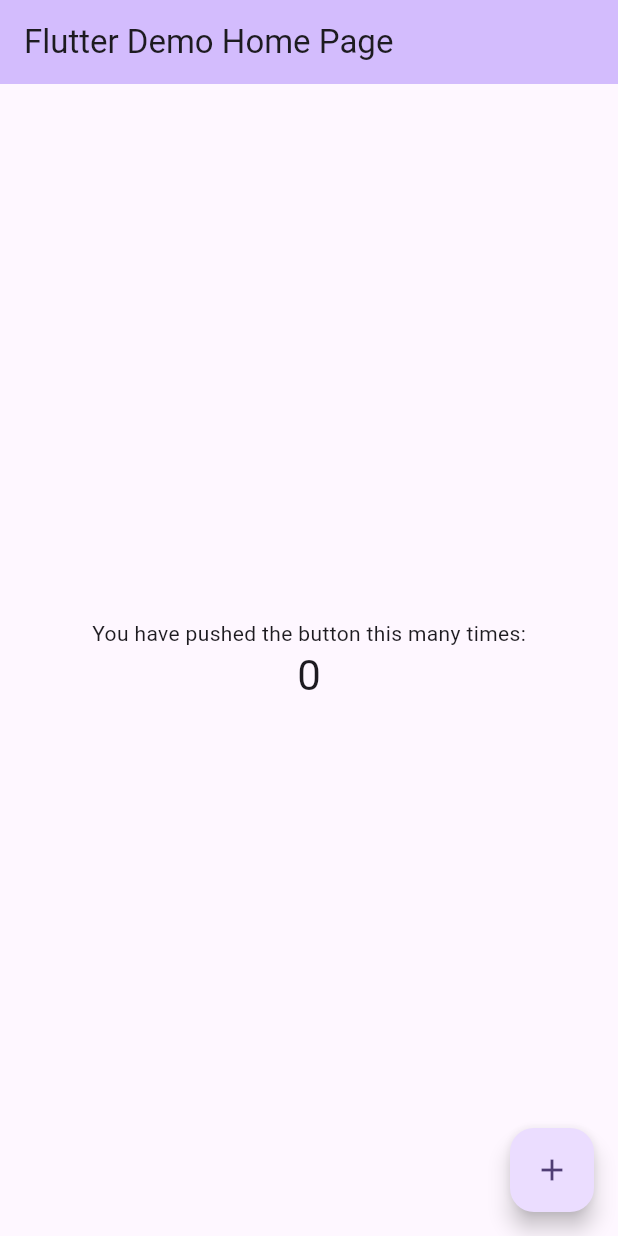
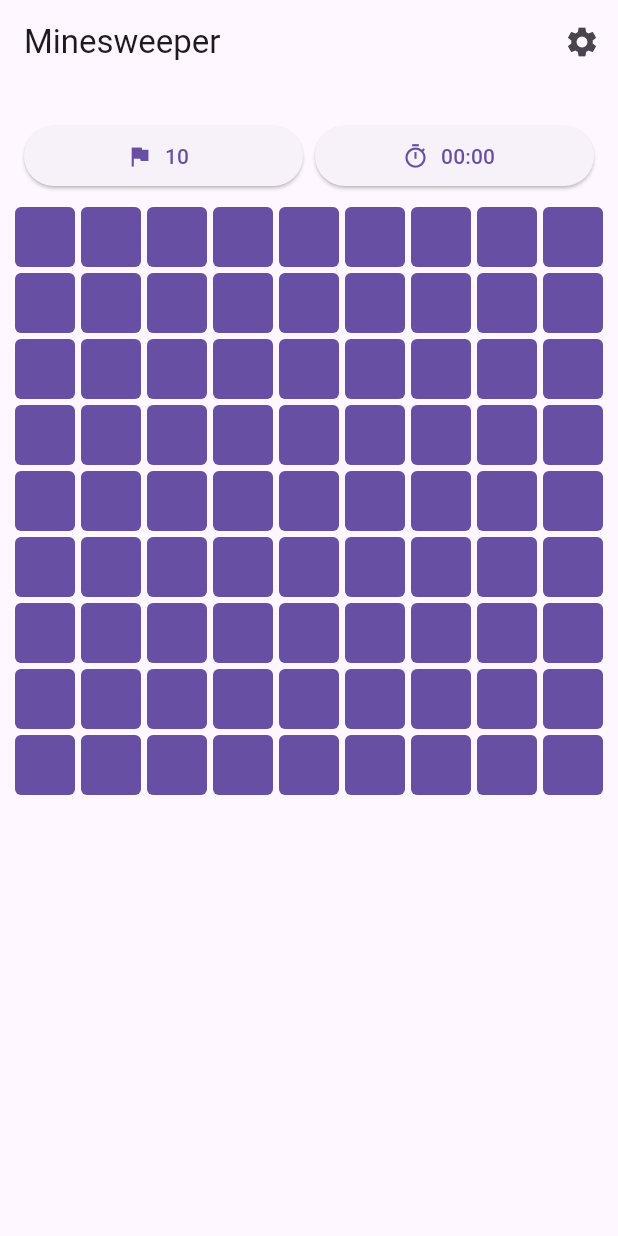
Before and after one commit to Youcef-Goudjal/minesweeper, a Flutter app: the screen it shows after launch, on a phone screen of 412 x 824 dp. Run offline on Flutter 3.47's test engine with Material 3 defaults, Android fonts, the phone set to English and light mode, and no system bars; our stand-ins replace equatable, flutter_bloc.

Commit message:
minesweeper logic

```diff
--- /dev/null
+++ b/lib/cubit/game_board.dart
@@ -0,0 +1,118 @@
+import 'dart:math';
+
+import 'package:equatable/equatable.dart';
+import 'package:minesweeper/cubit/cell.dart';
+
+class GameBoard extends Equatable {
+  final int rows;
+  final int cols;
+  final int mineCount;
+  final List<List<Cell>> grid;
+
+  int get totalCells => rows * cols;
+
+  const GameBoard({
+    required this.rows,
+    required this.cols,
+    required this.mineCount,
+    this.grid = const [],
+  });
+
+  factory GameBoard.initial({
+    required int rows,
+    required int cols,
+    required int mineCount,
+  }) {
+    return GameBoard(
+      rows: rows,
+      cols: cols,
+      mineCount: mineCount,
+      grid: generateGrid(rows, cols, mineCount),
+    );
+  }
+
+  GameBoard copyWith({
+    List<List<Cell>>? grid,
+  }) {
+    return GameBoard(
+      rows: rows,
+      cols: cols,
+      mineCount: mineCount,
+      grid: grid ?? this.grid,
+    );
+  }
+
+  // Generate the grid and place mines
+  static List<List<Cell>> generateGrid(int rows, int cols, int mineCount) {
+    List<List<Cell>> grid =
+        List.generate(rows, (r) => List.generate(cols, (c) => const Cell()));
+
+    // Place mines randomly
+    int placedMines = 0;
+    var random = Random();
+    while (placedMines < mineCount) {
+      int row = random.nextInt(rows);
+      int col = random.nextInt(cols);
+
+      if (!grid[row][col].hasMine) {
+        grid[row][col] = grid[row][col].copyWith(hasMine: true);
+        placedMines++;
+      }
+    }
+
+    // Calculate adjacent mines for each cell
+    for (int r = 0; r < rows; r++) {
+      for (int c = 0; c < cols; c++) {
+        if (!grid[r][c].hasMine) {
+          grid[r][c] = grid[r][c].copyWith(
+            adjacentMines: countAdjacentMines(grid, r, c),
+          );
+        }
+      }
+    }
+
+    return grid;
+  }
+
+  // Count adjacent mines for a given cell
+  static int countAdjacentMines(List<List<Cell>> grid, int row, int col) {
+    int count = 0;
+    for (int r = -1; r <= 1; r++) {
+      for (int c = -1; c <= 1; c++) {
+        int newRow = row + r;
+        int newCol = col + c;
+        if (newRow >= 0 &&
+            newRow < grid.length &&
+            newCol >= 0 &&
+            newCol < grid.first.length) {
+          if (grid[newRow][newCol].hasMine) {
+            count++;
+          }
+        }
+      }
+    }
+    return count;
+  }
+
+  // Reveal cell logic
+  void revealCell(int row, int col) {
+    if (grid[row][col].revealed || grid[row][col].flagged) return;
+    grid[row][col] = grid[row][col].reveal();
+
+    if (grid[row][col].adjacentMines == 0 && !grid[row][col].hasMine) {
+      // Recursively reveal surrounding cells if there are no adjacent mines
+      for (int r = -1; r <= 1; r++) {
+        for (int c = -1; c <= 1; c++) {
+          int newRow = row + r;
+          int newCol = col + c;
+          if (newRow >= 0 && newRow < rows && newCol >= 0 && newCol < cols) {
+            revealCell(newRow, newCol);
+          }
+        }
+      }
+    }
+  }
+
+  @override
+  List<Object?> get props => [grid];
+}
--- /dev/null
+++ b/lib/cubit/minesweeper_state.dart
@@ -0,0 +1,39 @@
+part of 'minesweeper_cubit.dart';
+
+class MinesweeperState extends Equatable {
+  final GameBoard gameBoard;
+  final bool gameOver;
+  final bool won;
+  final int flagsUsed;
+  final int tapCount;
+  final Duration? elapsed;
+
+  const MinesweeperState({
+    required this.gameBoard,
+    this.gameOver = false,
+    this.won = false,
+    this.flagsUsed = 0,
+    this.tapCount = 0,
+    this.elapsed,
+  });
+
+  @override
+  List<Object> get props => [gameBoard, gameOver, won, flagsUsed, tapCount];
+
+  MinesweeperState copyWith({
+    GameBoard? gameBoard,
+    bool? gameOver,
+    bool? won,
+    int? flagsUsed,
+    Duration? elapsed,
+  }) {
+    return MinesweeperState(
+      gameBoard: gameBoard ?? this.gameBoard,
+      gameOver: gameOver ?? this.gameOver,
+      won: won ?? this.won,
+      flagsUsed: flagsUsed ?? this.flagsUsed,
+      tapCount: tapCount + 1,
+      elapsed: elapsed ?? this.elapsed,
+    );
+  }
+}
--- a/lib/main.dart
+++ b/lib/main.dart
@@ -1,125 +1,21 @@
 import 'package:flutter/material.dart';
+import 'package:minesweeper/minesweeper_view.dart';
 
-void main() {
+void main(List<String> args) {
   runApp(const MyApp());
 }
 
 class MyApp extends StatelessWidget {
   const MyApp({super.key});
 
-  // This widget is the root of your application.
   @override
   Widget build(BuildContext context) {
     return MaterialApp(
-      title: 'Flutter Demo',
+      title: 'Minesweeper',
       theme: ThemeData(
-        // This is the theme of your application.
-        //
-        // TRY THIS: Try running your application with "flutter run". You'll see
-        // the application has a purple toolbar. Then, without quitting the app,
-        // try changing the seedColor in the colorScheme below to Colors.green
-        // and then invoke "hot reload" (save your changes or press the "hot
-        // reload" button in a Flutter-supported IDE, or press "r" if you used
-        // the command line to start the app).
-        //
-        // Notice that the counter didn't reset back to zero; the application
-        // state is not lost during the reload. To reset the state, use hot
-        // restart instead.
-        //
-        // This works for code too, not just values: Most code changes can be
-        // tested with just a hot reload.
-        colorScheme: ColorScheme.fromSeed(seedColor: Colors.deepPurple),
-        useMaterial3: true,
+        primarySwatch: Colors.blue,
       ),
-      home: const MyHomePage(title: 'Flutter Demo Home Page'),
+      home: const MinesweeperView(),
     );
   }
 }
-
-class MyHomePage extends StatefulWidget {
-  const MyHomePage({super.key, required this.title});
-
-  // This widget is the home page of your application. It is stateful, meaning
-  // that it has a State object (defined below) that contains fields that affect
-  // how it looks.
-
-  // This class is the configuration for the state. It holds the values (in this
-  // case the title) provided by the parent (in this case the App widget) and
-  // used by the build method of the State. Fields in a Widget subclass are
-  // always marked "final".
-
-  final String title;
-
-  @override
-  State<MyHomePage> createState() => _MyHomePageState();
-}
-
-class _MyHomePageState extends State<MyHomePage> {
-  int _counter = 0;
-
-  void _incrementCounter() {
-    setState(() {
-      // This call to setState tells the Flutter framework that something has
-      // changed in this State, which causes it to rerun the build method below
-      // so that the display can reflect the updated values. If we changed
-      // _counter without calling setState(), then the build method would not be
-      // called again, and so nothing would appear to happen.
-      _counter++;
-    });
-  }
-
-  @override
-  Widget build(BuildContext context) {
-    // This method is rerun every time setState is called, for instance as done
-    // by the _incrementCounter method above.
-    //
-    // The Flutter framework has been optimized to make rerunning build methods
-    // fast, so that you can just rebuild anything that needs updating rather
-    // than having to individually change instances of widgets.
-    return Scaffold(
-      appBar: AppBar(
-        // TRY THIS: Try changing the color here to a specific color (to
-        // Colors.amber, perhaps?) and trigger a hot reload to see the AppBar
-        // change color while the other colors stay the same.
-        backgroundColor: Theme.of(context).colorScheme.inversePrimary,
-        // Here we take the value from the MyHomePage object that was created by
-        // the App.build method, and use it to set our appbar title.
-        title: Text(widget.title),
-      ),
-      body: Center(
-        // Center is a layout widget. It takes a single child and positions it
-        // in the middle of the parent.
-        child: Column(
-          // Column is also a layout widget. It takes a list of children and
-          // arranges them vertically. By default, it sizes itself to fit its
-          // children horizontally, and tries to be as tall as its parent.
-          //
-          // Column has various properties to control how it sizes itself and
-          // how it positions its children. Here we use mainAxisAlignment to
-          // center the children vertically; the main axis here is the vertical
-          // axis because Columns are vertical (the cross axis would be
-          // horizontal).
-          //
-          // TRY THIS: Invoke "debug painting" (choose the "Toggle Debug Paint"
-          // action in the IDE, or press "p" in the console), to see the
-          // wireframe for each widget.
-          mainAxisAlignment: MainAxisAlignment.center,
-          children: <Widget>[
-            const Text(
-              'You have pushed the button this many times:',
-            ),
-            Text(
-              '$_counter',
-              style: Theme.of(context).textTheme.headlineMedium,
-            ),
-          ],
-        ),
-      ),
-      floatingActionButton: FloatingActionButton(
-        onPressed: _incrementCounter,
-        tooltip: 'Increment',
-        child: const Icon(Icons.add),
-      ), // This trailing comma makes auto-formatting nicer for build methods.
-    );
-  }
-}
--- /dev/null
+++ b/lib/minesweeper_view.dart
@@ -0,0 +1,121 @@
+import 'package:flutter/material.dart';
+import 'package:flutter_bloc/flutter_bloc.dart';
+import 'package:minesweeper/cubit/minesweeper_cubit.dart';
+
+class MinesweeperView extends StatelessWidget {
+  const MinesweeperView({super.key});
+
+  @override
+  Widget build(BuildContext context) {
+    final cubit = MinesweeperCubit(
+      cols: 9,
+      rows: 9,
+      mineCount: 10,
+    );
+    return BlocProvider(
+      create: (context) => cubit,
+      child: Scaffold(
+        appBar: AppBar(
+          title: const Text('Minesweeper'),
+          actions: [
+            IconButton(onPressed: () {}, icon: const Icon(Icons.settings))
+          ],
+        ),
+        body: Column(
+          children: [
+            const SizedBox(
+              height: 24,
+            ),
+            Padding(
+              padding: const EdgeInsets.symmetric(horizontal: 16),
+              child: Row(
+                children: [
+                  BlocSelector<MinesweeperCubit, MinesweeperState, int>(
+                    selector: (state) {
+                      return state.gameBoard.mineCount + state.flagsUsed;
+                    },
+                    builder: (context, value) {
+                      return Expanded(
+                        child: ElevatedButton.icon(
+                          onPressed: () {
+                            cubit.resetAllFlags();
+                          },
+                          icon: const Icon(
+                            Icons.flag,
+                          ),
+                          label: Text('$value'),
+                        ),
+                      );
+                    },
+                  ),
+                  const SizedBox(width: 8),
+                  StreamBuilder(
+                      stream: Stream.periodic(const Duration(seconds: 1)),
+                      builder: (context, snapshot) {
+                        final time = cubit.stopwatch?.elapsed;
+                        return Expanded(
+                          child: ElevatedButton.icon(
+                            onPressed: () {},
+                            icon: const Icon(
+                              Icons.timer_sharp,
+                            ),
+                            label: time == null
+                                ? const Text('00:00')
+                                : Text(
+                                    '${time.inMinutes.toString().padLeft(2, '0')}:${time.inSeconds.remainder(60).toString().padLeft(2, '0')}'),
+                          ),
+                        );
+                      })
+                ],
+              ),
+            ),
+            Expanded(
+              child: BlocBuilder<MinesweeperCubit, MinesweeperState>(
+                builder: (context, state) {
+                  return GridView.builder(
+                    padding: const EdgeInsets.all(8),
+                    gridDelegate: SliverGridDelegateWithFixedCrossAxisCount(
+                      crossAxisCount: state.gameBoard.cols,
+                    ),
+                    itemCount: state.gameBoard.totalCells,
+                    itemBuilder: (context, index) {
+                      int row = index ~/ state.gameBoard.rows;
+                      int col = index % state.gameBoard.cols;
+                      var cell = state.gameBoard.grid[row][col];
+
+                      return GestureDetector(
+                        onTap: () => cubit.revealCell(row, col),
+                        onLongPress: () => cubit.flagCell(row, col),
+                        child: Container(
+                          margin: const EdgeInsets.all(2),
+                          decoration: BoxDecoration(
+                            color: cell.revealed
+                                ? Colors.grey
+                                : Theme.of(context).primaryColor,
+                            borderRadius: BorderRadius.circular(4),
+                          ),
+                          child: Center(
+                            child: Text(
+                              cell.revealed
+                                  ? (cell.hasMine
+                                      ? '💣'
+                                      : (cell.adjacentMines > 0
+                                          ? '${cell.adjacentMines}'
+                                          : ''))
+                                  : (cell.flagged ? '🚩' : ''),
+                              style: const TextStyle(fontSize: 20),
+                            ),
+                          ),
+                        ),
+                      );
+                    },
+                  );
+                },
+              ),
+            )
+          ],
+        ),
+      ),
+    );
+  }
+}
--- a/pubspec.yaml
+++ b/pubspec.yaml
@@ -35,6 +35,8 @@ dependencies:
   # The following adds the Cupertino Icons font to your application.
   # Use with the CupertinoIcons class for iOS style icons.
   cupertino_icons: ^1.0.8
+  flutter_bloc: ^8.1.6
+  equatable: ^2.0.5
 
 dev_dependencies:
   flutter_test:
```
Also changed, not shown: lib/cubit/cell.dart (added, +41 -0 lines), lib/cubit/minesweeper_cubit.dart (added, +113 -0 lines), pubspec.lock.
